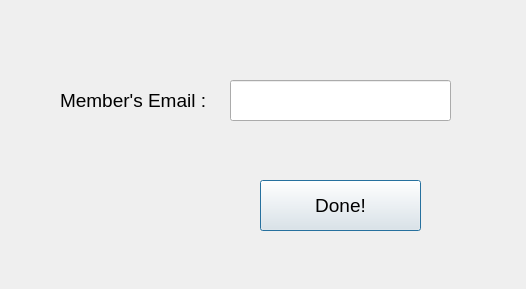
First picture: the form in MainWindowApp/addmemtoprojwin.ui, repository TheYoungOldtimer/ApProject1, before the edit.
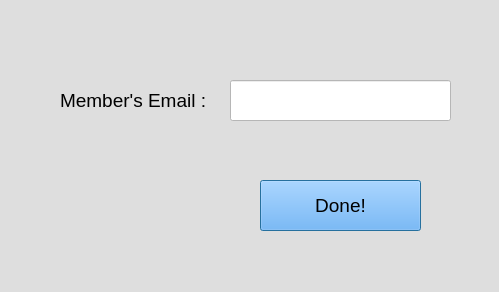
Second picture: the form after the edit.

The edit to the form file:
```diff
--- a/MainWindowApp/addmemtoprojwin.ui
+++ b/MainWindowApp/addmemtoprojwin.ui
@@ -6,13 +6,16 @@
    <rect>
     <x>0</x>
     <y>0</y>
-    <width>526</width>
-    <height>289</height>
+    <width>499</width>
+    <height>292</height>
    </rect>
   </property>
   <property name="windowTitle">
    <string>Dialog</string>
   </property>
+  <property name="styleSheet">
+   <string notr="true">background-color: rgb(222, 222, 222);</string>
+  </property>
   <widget class="QLineEdit" name="lineEdit">
    <property name="geometry">
     <rect>
@@ -27,13 +30,16 @@
      <pointsize>12</pointsize>
     </font>
    </property>
+   <property name="styleSheet">
+    <string notr="true">background-color: rgb(255, 255, 255);</string>
+   </property>
   </widget>
   <widget class="QLabel" name="label">
    <property name="geometry">
     <rect>
      <x>60</x>
      <y>80</y>
-     <width>191</width>
+     <width>151</width>
      <height>41</height>
     </rect>
    </property>
@@ -42,6 +48,9 @@
      <pointsize>14</pointsize>
     </font>
    </property>
+   <property name="styleSheet">
+    <string notr="true">color: rgb(0, 0, 0);</string>
+   </property>
    <property name="text">
     <string>Member's Email :</string>
    </property>
@@ -60,6 +69,14 @@
      <pointsize>14</pointsize>
     </font>
    </property>
+   <property name="cursor">
+    <cursorShape>PointingHandCursor</cursorShape>
+   </property>
+   <property name="styleSheet">
+    <string notr="true">background-color: rgb(170, 170, 255);
+background-color: rgb(85, 170, 255);
+color: rgb(0, 0, 0);</string>
+   </property>
    <property name="text">
     <string>Done!</string>
    </property>
@@ -69,7 +86,7 @@
     <rect>
      <x>230</x>
      <y>130</y>
-     <width>241</width>
+     <width>221</width>
      <height>20</height>
     </rect>
    </property>
@@ -78,9 +95,15 @@
      <pointsize>12</pointsize>
     </font>
    </property>
+   <property name="styleSheet">
+    <string notr="true">color: rgb(255, 0, 0);</string>
+   </property>
    <property name="text">
     <string/>
    </property>
+   <property name="alignment">
+    <set>Qt::AlignCenter</set>
+   </property>
   </widget>
  </widget>
  <resources/>
```
